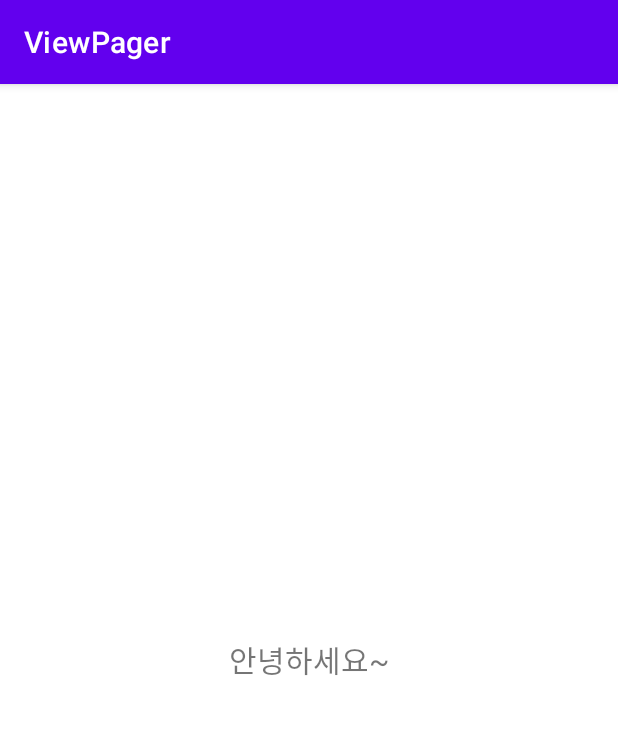
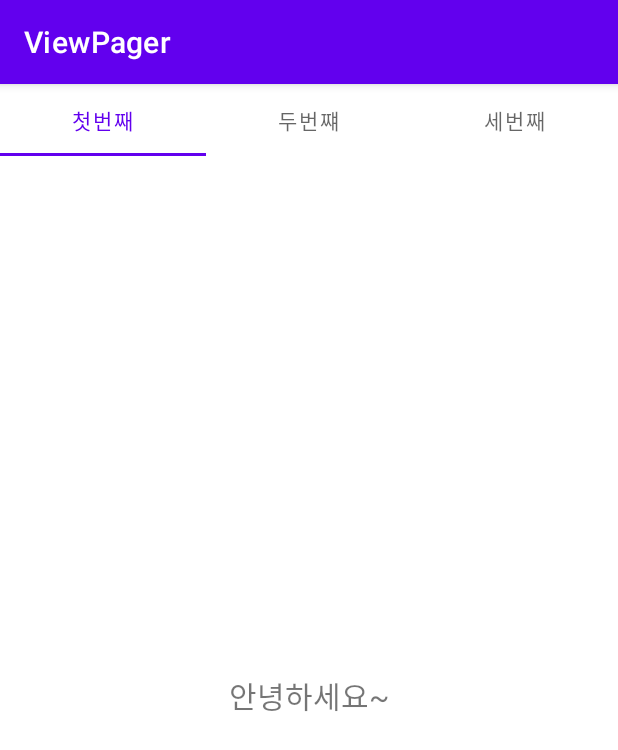
Before and after one commit to Eundding/AndroidStudy, an Android app: the screen it shows after launch (MainActivity), on a phone screen of 412 x 824 dp. Shown: the top 750 px of the screen. Run offline under Robolectric (Android 15) with nearby library versions, the phone set to English and light mode, and no system bars.

Commit message:
TabLayout, 페이지별 제목

```diff
--- a/ViewPager/app/src/main/java/com/eunjeong/viewpager/MainActivity.kt
+++ b/ViewPager/app/src/main/java/com/eunjeong/viewpager/MainActivity.kt
@@ -19,6 +19,8 @@ class MainActivity : AppCompatActivity() {
         // 페이지가 많아지면 간단하게 부드럽도록 지원하는 기능
         mainViewPager.offscreenPageLimit = 3
 
+        // 탭레이아웃을 => 뷰페이저와 연결
+        myTablayout.setupWithViewPager(mainViewPager)
 
     }
 }
--- a/ViewPager/app/src/main/java/com/eunjeong/viewpager/adapters/MainViewPagerAdapter.kt
+++ b/ViewPager/app/src/main/java/com/eunjeong/viewpager/adapters/MainViewPagerAdapter.kt
@@ -8,6 +8,19 @@ import com.eunjeong.viewpager.fragments.SecondFragment
 import com.eunjeong.viewpager.fragments.ThirdFragment
 
 class MainViewPagerAdapter(fm: FragmentManager) : FragmentPagerAdapter(fm) {
+    //페이지별 제목 설정
+    override fun getPageTitle(position: Int): CharSequence? {
+        if (position == 0){
+            return "첫번째"
+        }
+        else if (position == 1){
+            return "두번쨰"
+        }
+        else{
+            return "세번째"
+        }
+    }
+
     override fun getCount(): Int {
         return 3 // 몇장짜리인지
     }
--- a/ViewPager/app/src/main/res/layout/activity_main.xml
+++ b/ViewPager/app/src/main/res/layout/activity_main.xml
@@ -4,8 +4,14 @@
     xmlns:tools="http://schemas.android.com/tools"
     android:layout_width="match_parent"
     android:layout_height="match_parent"
+    android:orientation="vertical"
     tools:context=".MainActivity">
 
+
+    <com.google.android.material.tabs.TabLayout
+        android:id="@+id/myTablayout"
+        android:layout_width="match_parent"
+        android:layout_height="wrap_content" />
 
     <androidx.viewpager.widget.ViewPager
         android:id="@+id/mainViewPager"
```
